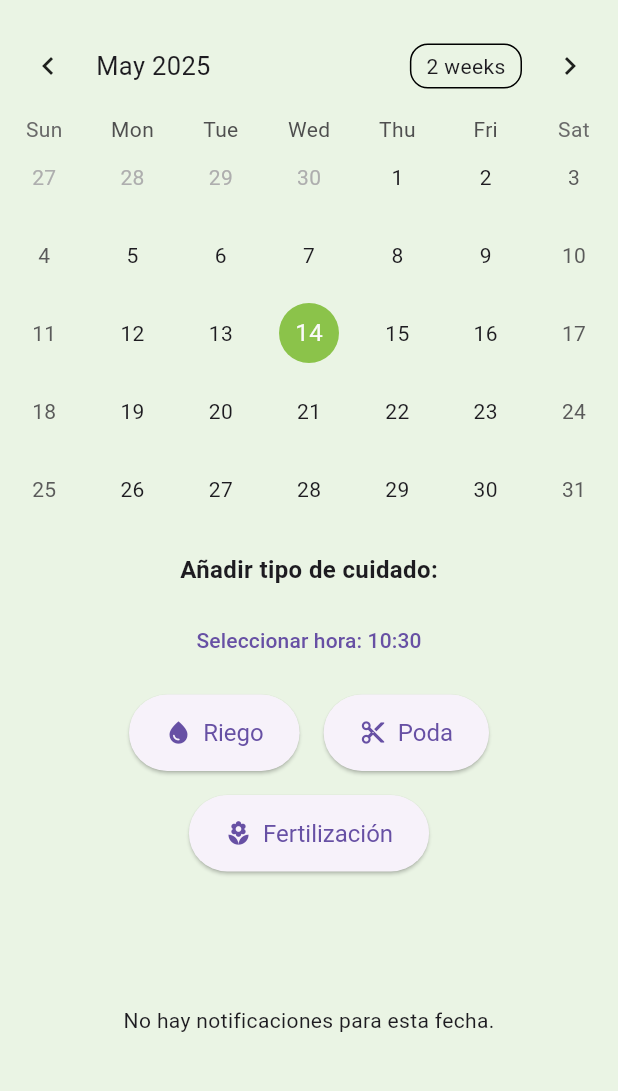
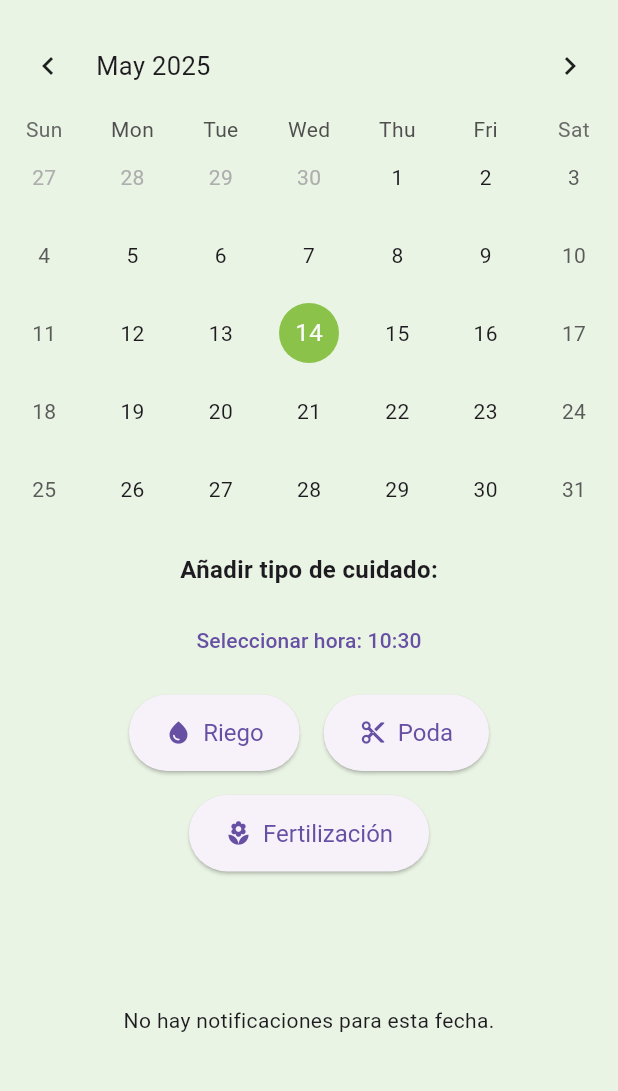
Before and after one commit to mrami8/leafy_app_flutter, a Flutter app: the CalendarPage screen opened directly, on a phone screen of 412 x 824 dp, the part 90-1181 px from its top. Run offline on Flutter 3.47's test engine with Material 3 defaults, Android fonts, the phone set to English and light mode, and no system bars; drawn by our look-alikes of table_calendar; our stand-ins replace google_maps_flutter, image_picker, supabase_flutter; accounts and stored records are empty.

Commit message:
Quitado lo de 2 weeks

```diff
--- a/lib/screens/CalendarScreen/calendar_screen.dart
+++ b/lib/screens/CalendarScreen/calendar_screen.dart
@@ -77,28 +77,30 @@ class _CalendarPageState extends State<CalendarPage> {
               focusedDay: _focusedDay,
               selectedDayPredicate: (day) => isSameDay(_selectedDay, day),
               onDaySelected: (selectedDay, focusedDay) {
-                // Cuando se selecciona un día en el calendario
                 setState(() {
                   _selectedDay = selectedDay;
                   _focusedDay = focusedDay;
                 });
-                // Cargamos las notificaciones del día seleccionado
                 Provider.of<NotificationProvider>(
                   context,
                   listen: false,
                 ).getNotificationsForDate(selectedDay);
               },
+              calendarFormat: CalendarFormat.month, // Forzar formato mensual
+              onFormatChanged: (_) {}, // No hacer nada si intentan cambiarlo
+              headerStyle: const HeaderStyle(
+                formatButtonVisible: false, // Ya no aparece el botón
+              ),
               calendarStyle: const CalendarStyle(
                 selectedDecoration: BoxDecoration(
-                  color: Colors.green, // Día seleccionado
+                  color: Colors.green,
                   shape: BoxShape.circle,
                 ),
                 todayDecoration: BoxDecoration(
-                  color: Colors.lightGreen, // Día actual
+                  color: Colors.lightGreen,
                   shape: BoxShape.circle,
                 ),
               ),
-              calendarFormat: CalendarFormat.month, // Vista mensual
             ),
 
             const SizedBox(height: 16),
```
